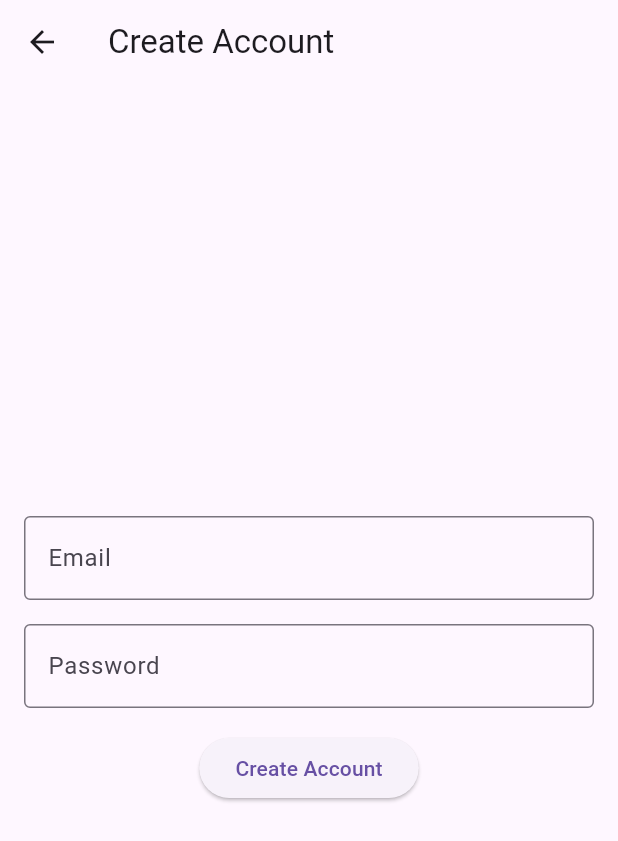
After one commit to hcnguyen1/Tipculator, a Flutter app: the screen it shows after launch, after a tap on "Create Account", on a phone screen of 412 x 824 dp. The commit adds this screen. Shown: the top 841 px of the screen. Run offline on Flutter 3.47's test engine with Material 3 defaults, Android fonts, the phone set to English and light mode, and no system bars; our stand-ins replace firebase_auth, firebase_core, google_sign_in, image_picker; accounts and stored records are empty; generated files the repository leaves out were written again; network calls fail.

Commit message:
Demo 2 Update 3

```diff
--- /dev/null
+++ b/lib/create_account_screen.dart
@@ -0,0 +1,80 @@
+import 'package:flutter/material.dart';
+import 'package:firebase_auth/firebase_auth.dart';
+
+class CreateAccountScreen extends StatefulWidget {
+  @override
+  _CreateAccountScreenState createState() => _CreateAccountScreenState();
+}
+
+class _CreateAccountScreenState extends State<CreateAccountScreen> {
+  final TextEditingController _emailController = TextEditingController();
+  final TextEditingController _passwordController = TextEditingController();
+  final FirebaseAuth _auth = FirebaseAuth.instance;
+  String _errorMessage = '';
+
+  Future<void> _createAccount() async {
+    try {
+      await _auth.createUserWithEmailAndPassword(
+        email: _emailController.text,
+        password: _passwordController.text,
+      );
+      Navigator.pop(context); // Go back to the previous screen
+    } catch (e) {
+      setState(() {
+        _errorMessage = e.toString();
+      });
+    }
+  }
+
+  @override
+  Widget build(BuildContext context) {
+    return Scaffold(
+      appBar: AppBar(
+        title: const Text("Create Account"),
+        leading: IconButton(
+          icon: const Icon(Icons.arrow_back),
+          onPressed: () {
+            Navigator.pop(context); // Go back to the previous screen
+          },
+        ),
+      ),
+      body: Padding(
+        padding: const EdgeInsets.all(16.0),
+        child: Column(
+          mainAxisAlignment: MainAxisAlignment.center,
+          children: [
+            TextField(
+              controller: _emailController,
+              decoration: const InputDecoration(
+                labelText: 'Email',
+                border: OutlineInputBorder(),
+              ),
+            ),
+            const SizedBox(height: 16),
+            TextField(
+              controller: _passwordController,
+              decoration: const InputDecoration(
+                labelText: 'Password',
+                border: OutlineInputBorder(),
+              ),
+              obscureText: true,
+            ),
+            const SizedBox(height: 16),
+            ElevatedButton(
+              onPressed: _createAccount,
+              child: const Text("Create Account"),
+            ),
+            if (_errorMessage.isNotEmpty)
+              Padding(
+                padding: const EdgeInsets.only(top: 16.0),
+                child: Text(
+                  _errorMessage,
+                  style: const TextStyle(color: Colors.red),
+                ),
+              ),
+          ],
+        ),
+      ),
+    );
+  }
+}
--- a/lib/signin.dart
+++ b/lib/signin.dart
@@ -1,5 +1,8 @@
 import 'package:flutter/material.dart';
 import 'package:firebase_auth/firebase_auth.dart';
+import 'create_account_screen.dart';
+import 'forgot_password_screen.dart';
+import 'package:google_sign_in/google_sign_in.dart';
 
 class SignIn extends StatefulWidget {
   final VoidCallback onSignInSuccess;
@@ -30,6 +33,44 @@ class _SignInState extends State<SignIn> {
     }
   }
 
+  Future<void> _signInWithGoogle() async {
+    try {
+      final GoogleSignInAccount? googleUser = await GoogleSignIn().signIn();
+      if (googleUser == null) {
+        // The user canceled the sign-in
+        return;
+      }
+
+      final GoogleSignInAuthentication googleAuth = await googleUser.authentication;
+      final AuthCredential credential = GoogleAuthProvider.credential(
+        accessToken: googleAuth.accessToken,
+        idToken: googleAuth.idToken,
+      );
+
+      await _auth.signInWithCredential(credential);
+      widget.onSignInSuccess();
+    } catch (e) {
+      setState(() {
+        _errorMessage = e.toString();
+      });
+    }
+  }
+
+  void _createAccount() {
+    Navigator.push(
+      context,
+      MaterialPageRoute(builder: (context) => CreateAccountScreen()),
+    );
+  }
+
+  void _forgotPassword() {
+    // Navigate to the forgot password screen
+    Navigator.push(
+      context,
+      MaterialPageRoute(builder: (context) => ForgotPasswordScreen()),
+    );
+  }
+
   @override
   Widget build(BuildContext context) {
     return Scaffold(
@@ -39,6 +80,7 @@ class _SignInState extends State<SignIn> {
         child: Column(
           mainAxisAlignment: MainAxisAlignment.center,
           children: [
+            // Email Field
             TextField(
               controller: _emailController,
               decoration: const InputDecoration(
@@ -47,6 +89,7 @@ class _SignInState extends State<SignIn> {
               ),
             ),
             const SizedBox(height: 16),
+            // Password Field
             TextField(
               controller: _passwordController,
               decoration: const InputDecoration(
@@ -56,6 +99,7 @@ class _SignInState extends State<SignIn> {
               obscureText: true,
             ),
             const SizedBox(height: 16),
+            // Sign In Button
             ElevatedButton(
               onPressed: _signIn,
               child: const Text("Sign In"),
@@ -68,6 +112,44 @@ class _SignInState extends State<SignIn> {
                   style: const TextStyle(color: Colors.red),
                 ),
               ),
+            const SizedBox(height: 16),
+            // Create Account Button
+            ElevatedButton(
+              onPressed: _createAccount,
+              child: const Text("Create Account"),
+            ),
+            const SizedBox(height: 16),
+            // Forgot Password Button
+            TextButton(
+              onPressed: _forgotPassword,
+              child: const Text("Forgot Password?"),
+            ),
+            // Sign in with Google Button
+            const SizedBox(height: 16),
+            ElevatedButton(
+              onPressed: _signInWithGoogle,
+              style: ElevatedButton.styleFrom(
+                backgroundColor: Colors.white,
+                minimumSize: const Size(double.infinity, 50),
+              ),
+              child: Row(
+                mainAxisAlignment: MainAxisAlignment.center,
+                children: [
+                  Image.asset(
+                    'assets/images/google_logo.png',
+                    height: 24.0,
+                    width: 24.0,
+                  ),
+                  const SizedBox(width: 8),
+                  const Text(
+                    'Sign in with Google',
+                    style: TextStyle(
+                      color: Colors.black,
+                    ),
+                  ),
+                ],
+              ),
+            ),
           ],
         ),
       ),
--- a/pubspec.yaml
+++ b/pubspec.yaml
@@ -39,6 +39,7 @@ dependencies:
   permission_handler: ^11.4.0
   firebase_core: ^3.12.1
   firebase_auth: ^5.5.1
+  google_sign_in: ^6.3.0
   #gallery_saver: ^2.3.2
   #photo_manager: ^3.6.4
 
@@ -68,6 +69,8 @@ flutter:
   # assets:
   #   - images/a_dot_burr.jpeg
   #   - images/a_dot_ham.jpeg
+  assets:
+    - assets/images/google_logo.png
 
   # An image asset can refer to one or more resolution-specific "variants", see
   # https://flutter.dev/to/resolution-aware-images
```
Also changed, not shown: lib/forgot_password_screen.dart (added, +63 -0 lines), assets/images/google_logo.png (added), pubspec.lock, 1 other file.
